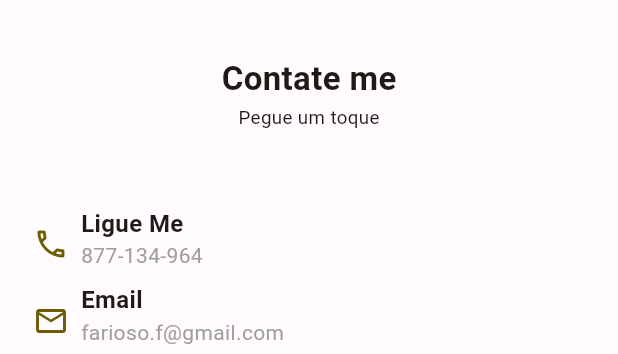
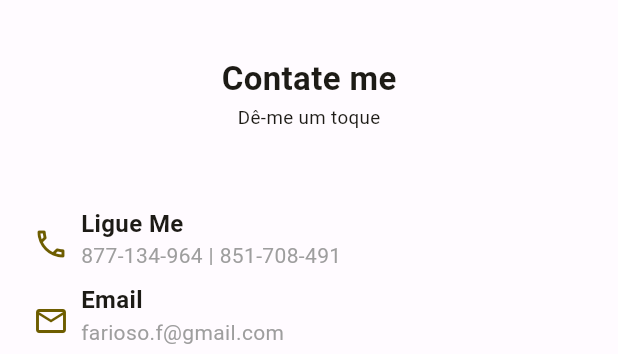
Before and after one commit to fariosofernando/nexo-creativo, a Flutter app: the AppContactmePage widget shown alone on an empty page, opened directly with empty values, on a phone screen of 412 x 824 dp. Shown: the part 130-484 px from the top of the screen. Run offline on Flutter 3.47's test engine with Material 2 defaults, Android fonts, the phone set to English and light mode, and no system bars; our stand-ins replace expandable, flutter_mobx, flutter_svg, mobx; generated files the repository leaves out were written again.

Commit message:
ref: refatorando os textos.

```diff
--- a/lib/pages/app_contactme_page.dart
+++ b/lib/pages/app_contactme_page.dart
@@ -42,12 +42,12 @@ class _AppContactmePageState extends State<AppContactmePage> {
                           fontWeight: FontWeight.bold,
                         )),
                     const SizedBox(height: 1.5),
-                    const Text('Pegue um toque', style: TextStyle(fontSize: 12.5)),
+                    const Text('Dê-me um toque', style: TextStyle(fontSize: 12.5)),
                     const SizedBox(height: 50.0),
                     AppCantactMedDatas(
                       icon: Icon(Icons.call_outlined, color: _setColorIndicator()),
                       title: 'Ligue Me',
-                      subtitle: '877-134-964',
+                      subtitle: '877-134-964 | 851-708-491',
                     ),
                     AppCantactMedDatas(
                       icon: Icon(Icons.email_outlined, color: _setColorIndicator()),
@@ -65,6 +65,7 @@ class _AppContactmePageState extends State<AppContactmePage> {
                         border: OutlineInputBorder(),
                         hintText: 'Nome',
                       ),
+                      keyboardType: TextInputType.name,
                     ),
                     const SizedBox(height: 22),
                     const TextField(
@@ -72,6 +73,7 @@ class _AppContactmePageState extends State<AppContactmePage> {
                         border: OutlineInputBorder(),
                         hintText: 'Email',
                       ),
+                      keyboardType: TextInputType.emailAddress,
                     ),
                     const SizedBox(height: 22),
                     const TextField(
@@ -79,6 +81,7 @@ class _AppContactmePageState extends State<AppContactmePage> {
                         border: OutlineInputBorder(),
                         hintText: 'Seu projeto',
                       ),
+                      keyboardType: TextInputType.text,
                     ),
                     const SizedBox(height: 22),
                     const TextField(
@@ -87,6 +90,7 @@ class _AppContactmePageState extends State<AppContactmePage> {
                         border: OutlineInputBorder(),
                         hintText: 'Descreva para mim o seu projeto',
                       ),
+                      keyboardType: TextInputType.text,
                     ),
                     const SizedBox(height: 22),
                     Row(
@@ -127,7 +131,7 @@ class _AppContactmePageState extends State<AppContactmePage> {
                     // const Text('Portfolio', style: TextStyle(fontWeight: FontWeight.normal)),
                     // const Text('Contactme', style: TextStyle(fontWeight: FontWeight.normal)),
                     Row(mainAxisAlignment: MainAxisAlignment.center, children: const [
-                      Text('@ Nexu Creativo. Todos os direitos reservados', style: TextStyle(fontWeight: FontWeight.normal, fontSize: 12.5)),
+                      Text('@Nexu Creativo. Todos os direitos reservados', style: TextStyle(fontWeight: FontWeight.normal, fontSize: 12.5)),
                     ]),
                   ],
                 ),
--- a/lib/widgets/app_card.dart
+++ b/lib/widgets/app_card.dart
@@ -66,6 +66,8 @@ class AppCard extends StatelessWidget {
                               crossAxisAlignment: CrossAxisAlignment.start,
                               children: [
                                 for (var serviceElement in servicesList)
+                                  Column(
+                                    children: [
                                       Row(
                                         mainAxisAlignment: MainAxisAlignment.start,
                                         children: [
@@ -75,6 +77,9 @@ class AppCard extends StatelessWidget {
                                           ),
                                           const SizedBox(width: 8.0),
                                           Text(serviceElement, style: const TextStyle(fontSize: 12.0)),
+                                        ],
+                                      ),
+                                      const SizedBox(height: 5.0),
                                     ],
                                   ),
                               ],
--- a/lib/widgets/app_carossel.dart
+++ b/lib/widgets/app_carossel.dart
@@ -21,7 +21,7 @@ class CarrosselViewItem extends StatelessWidget {
           SizedBox(
             width: mediaSize.width * .70,
             child: ClipRRect(
-              borderRadius: BorderRadius.circular(10.0),
+              borderRadius: BorderRadius.circular(22.0),
               child: Image(
                 image: AssetImage(asset),
               ),
```
Also changed, not shown: lib/pages/app_portfolio_page.dart (+4 -4 lines), lib/pages/app_services_page.dart (+8 -7 lines). Lines whose indentation alone changed are shown as unchanged.
